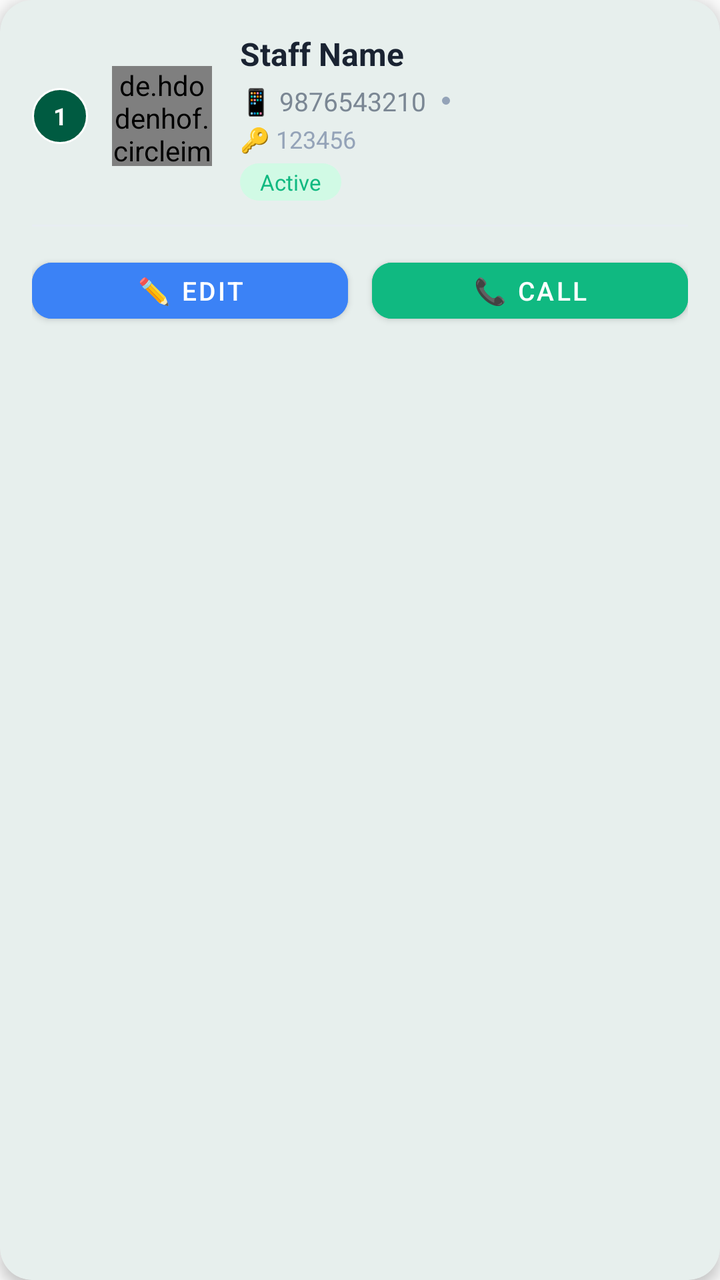
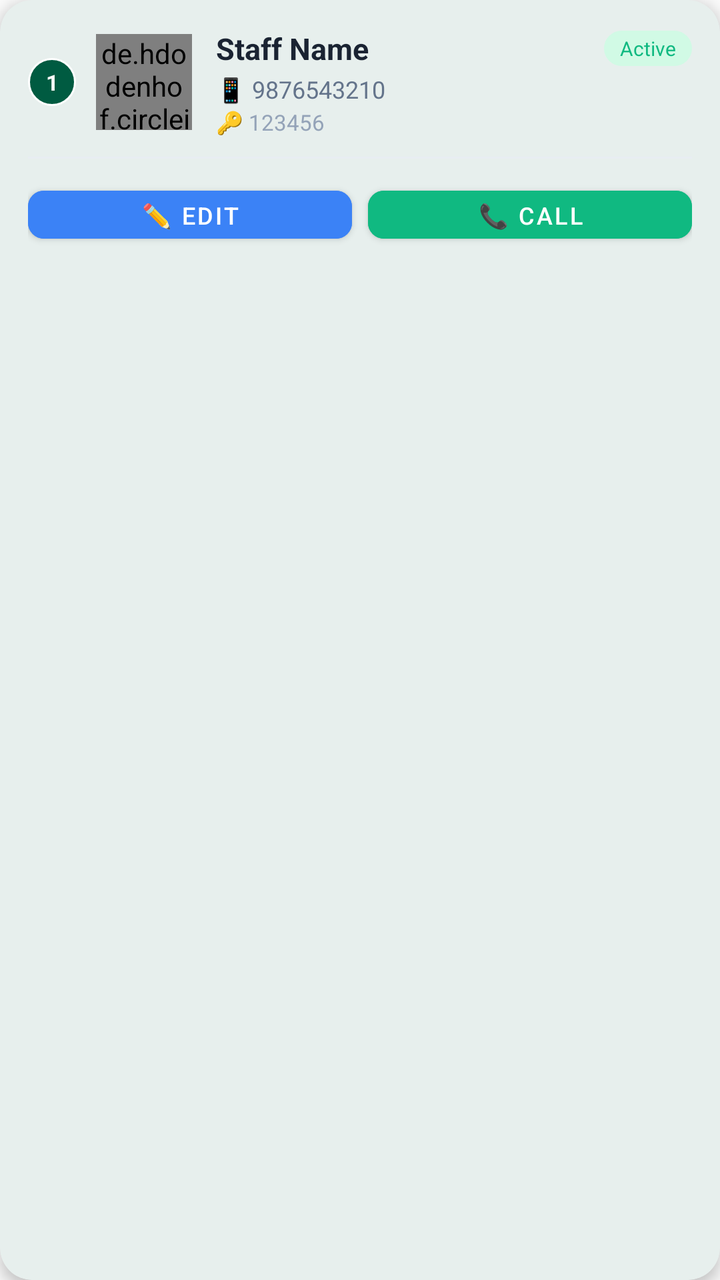

Compare the two renders of this Android layout. The source of the first and the diff that turns it into the second are given below.
<!-- AndroidManifest.xml: application theme Theme.MilkDelivery -->
<!-- res/layout/item_staff.xml -->
<?xml version="1.0" encoding="utf-8"?>
<com.google.android.material.card.MaterialCardView
    xmlns:android="http://schemas.android.com/apk/res/android"
    xmlns:app="http://schemas.android.com/apk/res-auto"
    android:layout_width="match_parent"
    android:layout_height="wrap_content"
    android:layout_marginHorizontal="12dp"
    android:layout_marginTop="8dp"
    app:cardCornerRadius="16dp"
    app:cardElevation="4dp"
    app:cardBackgroundColor="#FFFFFF"
    android:foreground="?android:attr/selectableItemBackground">

    <LinearLayout
        android:layout_width="match_parent"
        android:layout_height="wrap_content"
        android:orientation="vertical"
        android:padding="16dp">

        
        <LinearLayout
            android:layout_width="match_parent"
            android:layout_height="wrap_content"
            android:orientation="horizontal"
            android:gravity="center_vertical">

            <TextView
                android:id="@+id/txtNumber"
                android:layout_width="28dp"
                android:layout_height="28dp"
                android:text="1"
                android:textSize="12sp"
                android:textStyle="bold"
                android:textColor="#FFFFFF"
                android:gravity="center"
                android:background="@drawable/bg_number_badge" />

            <de.hdodenhof.circleimageview.CircleImageView
                android:id="@+id/imgStaff"
                android:layout_width="50dp"
                android:layout_height="50dp"
                android:src="@drawable/ic_person"
                android:layout_marginStart="12dp"
                app:civ_border_width="2dp"
                app:civ_border_color="@color/primary" />

            <LinearLayout
                android:layout_width="0dp"
                android:layout_height="wrap_content"
                android:layout_weight="1"
                android:orientation="vertical"
                android:layout_marginStart="14dp">

                <TextView
                    android:id="@+id/tvStaffName"
                    android:layout_width="wrap_content"
                    android:layout_height="wrap_content"
                    android:text="Staff Name"
                    android:textSize="16sp"
                    android:textStyle="bold"
                    android:textColor="#1A2332" />

                <LinearLayout
                    android:layout_width="match_parent"
                    android:layout_height="wrap_content"
                    android:orientation="horizontal"
                    android:layout_marginTop="4dp">

                    <TextView
                        android:id="@+id/tvStaffMobile"
                        android:layout_width="wrap_content"
                        android:layout_height="wrap_content"
                        android:text="📱 9876543210"
                        android:textSize="13sp"
                        android:textColor="#7B8794" />

                    <View
                        android:layout_width="4dp"
                        android:layout_height="4dp"
                        android:layout_marginHorizontal="8dp"
                        android:background="@drawable/bg_dot"
                        android:layout_gravity="center_vertical" />

                </LinearLayout>

                <TextView
                    android:id="@+id/tvStaffPassword"
                    android:layout_width="wrap_content"
                    android:layout_height="wrap_content"
                    android:text="🔑 123456"
                    android:textSize="12sp"
                    android:textColor="#94A3B8"
                    android:layout_marginTop="2dp" />

                <TextView
                    android:id="@+id/tvStaffStatus"
                    android:layout_width="wrap_content"
                    android:layout_height="wrap_content"
                    android:text="Active"
                    android:textSize="11sp"
                    android:textColor="#10B981"
                    android:paddingHorizontal="10dp"
                    android:paddingVertical="2dp"
                    android:layout_marginTop="4dp"
                    android:background="@drawable/bg_status_active" />

            </LinearLayout>

        </LinearLayout>

        <View
            android:layout_width="match_parent"
            android:layout_height="1dp"
            android:background="#E8EDF2"
            android:layout_marginVertical="12dp" />

        
        <LinearLayout
            android:layout_width="match_parent"
            android:layout_height="wrap_content"
            android:orientation="horizontal"
            android:gravity="center"
            android:weightSum="2">

            
            <com.google.android.material.button.MaterialButton
                android:id="@+id/btnEdit"
                android:layout_width="0dp"
                android:layout_height="40dp"
                android:layout_weight="1"
                android:layout_marginEnd="6dp"
                android:text="✏️ Edit"
                android:textSize="13sp"
                android:textColor="#FFFFFF"
                android:backgroundTint="#3B82F6"
                app:cornerRadius="10dp"
                style="@style/Widget.MaterialComponents.Button" />

            
            <com.google.android.material.button.MaterialButton
                android:id="@+id/btnCall"
                android:layout_width="0dp"
                android:layout_height="40dp"
                android:layout_weight="1"
                android:layout_marginStart="6dp"
                android:text="📞 Call"
                android:textSize="13sp"
                android:textColor="#FFFFFF"
                android:backgroundTint="#10B981"
                app:cornerRadius="10dp"
                style="@style/Widget.MaterialComponents.Button" />

        </LinearLayout>

    </LinearLayout>

</com.google.android.material.card.MaterialCardView>
<!-- resources referenced by this layout -->
<resources>
  <color name="primary">#005B41</color>
  <!-- drawable bg_dot (drawable) -->
  <?xml version="1.0" encoding="utf-8"?>
  <shape xmlns:android="http://schemas.android.com/apk/res/android"
      android:shape="oval">
      <solid android:color="#94A3B8" />
      <size
          android:width="4dp"
          android:height="4dp" />
  </shape>
  <!-- drawable bg_number_badge (drawable) -->
  <?xml version="1.0" encoding="utf-8"?>
  <shape xmlns:android="http://schemas.android.com/apk/res/android"
      android:shape="oval">
      <solid android:color="@color/primary" />
      <stroke
          android:width="1dp"
          android:color="#FFFFFF" />
  </shape>
  <!-- drawable bg_status_active (drawable) -->
  <?xml version="1.0" encoding="utf-8"?>
  <shape xmlns:android="http://schemas.android.com/apk/res/android"
      android:shape="rectangle">
      <corners android:radius="12dp" />
      <solid android:color="#D1FAE5" />
  </shape>
  <!-- drawable ic_person (drawable) -->
  <vector xmlns:android="http://schemas.android.com/apk/res/android"
      android:width="24dp"
      android:height="24dp"
      android:viewportWidth="24"
      android:viewportHeight="24"
      android:tint="?attr/colorControlNormal">
    <path
        android:fillColor="@android:color/white"
        android:pathData="M12,12c2.21,0 4,-1.79 4,-4s-1.79,-4 -4,-4 -4,1.79 -4,4 1.79,4 4,4zM12,14c-2.67,0 -8,1.34 -8,4v2h16v-2c0,-2.66 -5.33,-4 -8,-4z"/>
  </vector>
  <style name="Theme.MilkDelivery" parent="Theme.Material3.Light.NoActionBar">
          
          <item name="colorPrimary">@color/primary</item>
          <item name="colorPrimaryDark">@color/primary_dark</item>
          <item name="colorSecondary">@color/secondary</item>
          <item name="android:statusBarColor">@color/primary</item>
          <item name="android:windowLightStatusBar">false</item>
  
          
          <item name="colorSurface">@color/surface</item>
          <item name="colorOnSurface">@color/on_surface</item>
          <item name="android:windowBackground">@color/background</item>
          <item name="colorSurfaceVariant">@color/surface_variant</item>
          <item name="colorOnSurfaceVariant">@color/on_surface_variant</item>
  
          
          <item name="materialCardViewStyle">@style/Widget.Material3.CardView.Elevated</item>
  
          
          <item name="android:colorBackground">@color/background</item>
          <item name="android:navigationBarColor">@color/background</item>
      </style>
  <color name="primary_dark">#00402E</color>
  <color name="secondary">#03DAC6</color>
  <color name="surface">#FFFFFF</color>
  <color name="on_surface">#212121</color>
  <color name="background">#FAFAFA</color>
  <color name="surface_variant">#F4F4F4</color>
  <color name="on_surface_variant">#555555</color>
</resources>

<!-- the commit's change to res/layout/item_staff.xml (unified diff, before → after) -->
@@ -5,7 +5,7 @@
     android:layout_width="match_parent"
     android:layout_height="wrap_content"
     android:layout_marginHorizontal="12dp"
-    android:layout_marginTop="8dp"
+    android:layout_marginTop="10dp"
     app:cardCornerRadius="16dp"
     app:cardElevation="4dp"
     app:cardBackgroundColor="#FFFFFF"
@@ -15,7 +15,7 @@
         android:layout_width="match_parent"
         android:layout_height="wrap_content"
         android:orientation="vertical"
-        android:padding="16dp">
+        android:padding="14dp">
 
         
         <LinearLayout
@@ -24,95 +24,99 @@
             android:orientation="horizontal"
             android:gravity="center_vertical">
 
+            
             <TextView
                 android:id="@+id/txtNumber"
-                android:layout_width="28dp"
-                android:layout_height="28dp"
+                android:layout_width="24dp"
+                android:layout_height="24dp"
                 android:text="1"
-                android:textSize="12sp"
+                android:textSize="11sp"
                 android:textStyle="bold"
                 android:textColor="#FFFFFF"
                 android:gravity="center"
                 android:background="@drawable/bg_number_badge" />
 
+            
             <de.hdodenhof.circleimageview.CircleImageView
                 android:id="@+id/imgStaff"
-                android:layout_width="50dp"
-                android:layout_height="50dp"
+                android:layout_width="48dp"
+                android:layout_height="48dp"
                 android:src="@drawable/ic_person"
-                android:layout_marginStart="12dp"
+                android:layout_marginStart="10dp"
                 app:civ_border_width="2dp"
                 app:civ_border_color="@color/primary" />
 
+            
             <LinearLayout
                 android:layout_width="0dp"
                 android:layout_height="wrap_content"
                 android:layout_weight="1"
                 android:orientation="vertical"
-                android:layout_marginStart="14dp">
+                android:layout_marginStart="12dp">
 
-                <TextView
-                    android:id="@+id/tvStaffName"
-                    android:layout_width="wrap_content"
-                    android:layout_height="wrap_content"
-                    android:text="Staff Name"
-                    android:textSize="16sp"
-                    android:textStyle="bold"
-                    android:textColor="#1A2332" />
-
+                
                 <LinearLayout
                     android:layout_width="match_parent"
                     android:layout_height="wrap_content"
                     android:orientation="horizontal"
-                    android:layout_marginTop="4dp">
+                    android:gravity="center_vertical">
 
                     <TextView
-                        android:id="@+id/tvStaffMobile"
+                        android:id="@+id/tvStaffName"
+                        android:layout_width="0dp"
+                        android:layout_height="wrap_content"
+                        android:layout_weight="1"
+                        android:text="Staff Name"
+                        android:textSize="15sp"
+                        android:textStyle="bold"
+                        android:textColor="#1A2332"
+                        android:maxLines="1"
+                        android:ellipsize="end" />
+
+                    <TextView
+                        android:id="@+id/tvStaffStatus"
                         android:layout_width="wrap_content"
                         android:layout_height="wrap_content"
-                        android:text="📱 9876543210"
-                        android:textSize="13sp"
-                        android:textColor="#7B8794" />
-
-                    <View
-                        android:layout_width="4dp"
-                        android:layout_height="4dp"
-                        android:layout_marginHorizontal="8dp"
-                        android:background="@drawable/bg_dot"
-                        android:layout_gravity="center_vertical" />
+                        android:text="Active"
+                        android:textSize="10sp"
+                        android:textColor="#10B981"
+                        android:paddingHorizontal="8dp"
+                        android:paddingVertical="2dp"
+                        android:layout_marginStart="6dp"
+                        android:background="@drawable/bg_status_active" />
 
                 </LinearLayout>
 
+                
+                <TextView
+                    android:id="@+id/tvStaffMobile"
+                    android:layout_width="wrap_content"
+                    android:layout_height="wrap_content"
+                    android:text="📱 9876543210"
+                    android:textSize="12sp"
+                    android:textColor="#64748B"
+                    android:layout_marginTop="2dp" />
+
+                
                 <TextView
                     android:id="@+id/tvStaffPassword"
                     android:layout_width="wrap_content"
                     android:layout_height="wrap_content"
                     android:text="🔑 123456"
-                    android:textSize="12sp"
+                    android:textSize="11sp"
                     android:textColor="#94A3B8"
-                    android:layout_marginTop="2dp" />
-
-                <TextView
-                    android:id="@+id/tvStaffStatus"
-                    android:layout_width="wrap_content"
-                    android:layout_height="wrap_content"
-                    android:text="Active"
-                    android:textSize="11sp"
-                    android:textColor="#10B981"
-                    android:paddingHorizontal="10dp"
-                    android:paddingVertical="2dp"
-                    android:layout_marginTop="4dp"
-                    android:background="@drawable/bg_status_active" />
+                    android:layout_marginTop="1dp" />
 
             </LinearLayout>
 
         </LinearLayout>
 
+        
         <View
             android:layout_width="match_parent"
             android:layout_height="1dp"
             android:background="#E8EDF2"
-            android:layout_marginVertical="12dp" />
+            android:layout_marginVertical="10dp" />
 
         
         <LinearLayout
@@ -126,28 +130,28 @@
             <com.google.android.material.button.MaterialButton
                 android:id="@+id/btnEdit"
                 android:layout_width="0dp"
-                android:layout_height="40dp"
+                android:layout_height="36dp"
                 android:layout_weight="1"
-                android:layout_marginEnd="6dp"
+                android:layout_marginEnd="4dp"
                 android:text="✏️ Edit"
-                android:textSize="13sp"
+                android:textSize="12sp"
                 android:textColor="#FFFFFF"
                 android:backgroundTint="#3B82F6"
-                app:cornerRadius="10dp"
+                app:cornerRadius="8dp"
                 style="@style/Widget.MaterialComponents.Button" />
 
             
             <com.google.android.material.button.MaterialButton
                 android:id="@+id/btnCall"
                 android:layout_width="0dp"
-                android:layout_height="40dp"
+                android:layout_height="36dp"
                 android:layout_weight="1"
-                android:layout_marginStart="6dp"
+                android:layout_marginStart="4dp"
                 android:text="📞 Call"
-                android:textSize="13sp"
+                android:textSize="12sp"
                 android:textColor="#FFFFFF"
                 android:backgroundTint="#10B981"
-                app:cornerRadius="10dp"
+                app:cornerRadius="8dp"
                 style="@style/Widget.MaterialComponents.Button" />
 
         </LinearLayout>
<!-- resource entries referenced after the edit -->
@@ -1,15 +1,6 @@
 <!-- resources referenced by this layout -->
 <resources>
   <color name="primary">#005B41</color>
-  <!-- drawable bg_dot (drawable) -->
-  <?xml version="1.0" encoding="utf-8"?>
-  <shape xmlns:android="http://schemas.android.com/apk/res/android"
-      android:shape="oval">
-      <solid android:color="#94A3B8" />
-      <size
-          android:width="4dp"
-          android:height="4dp" />
-  </shape>
   <!-- drawable bg_number_badge (drawable) -->
   <?xml version="1.0" encoding="utf-8"?>
   <shape xmlns:android="http://schemas.android.com/apk/res/android"
